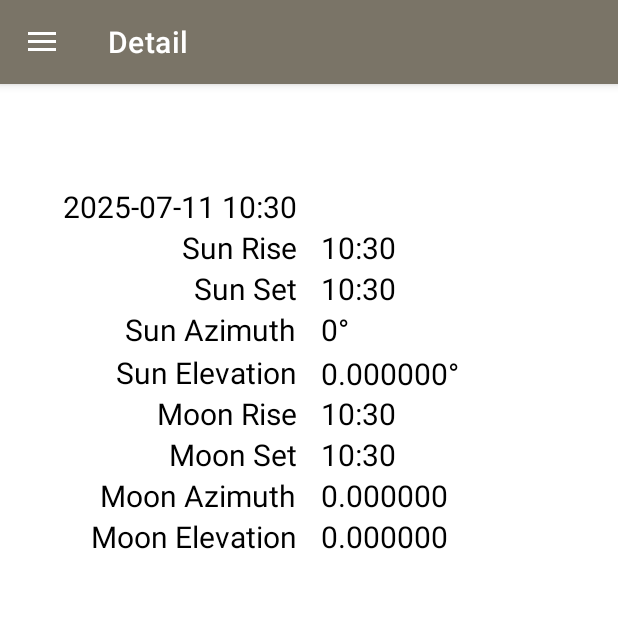
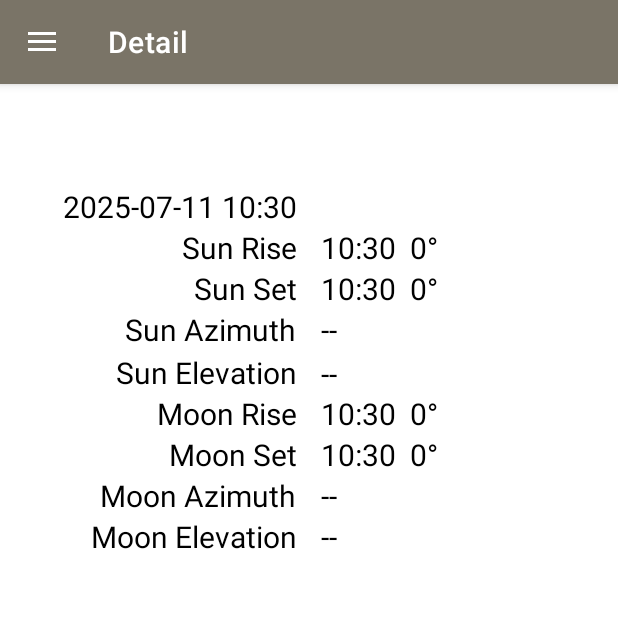
Before and after one commit to PhotoKevin/Natural-Light, an Android app: the screen it shows after launch (MainActivity), in the side drawer, after a tap on "Detail", on a phone screen of 412 x 824 dp, the top half of it. Run offline under Robolectric (Android 15) with nearby library versions, the phone set to English and light mode, and no system bars; our stand-ins replace androidx.preference, navigation-ui; libraries missing offline, so code that uses them is left out: com.github.luben.zstd, net.iakovlev.timeshape, org.apache.commons, org.osmdroid.api, org.osmdroid.config and 5 more; pictures from the network do not load; 61 statements that could not run were skipped.

Commit message:
Show the Sun/Moon Rise/Set Azimuths on the detail screen.

```diff
--- a/app/src/main/java/com/blackholeofphotography/naturallight/DisplayStatus.java
+++ b/app/src/main/java/com/blackholeofphotography/naturallight/DisplayStatus.java
@@ -30,9 +30,9 @@ public class DisplayStatus
    static AstroPosition mSunSetPosition = new AstroPosition (0, 0);
    static TopocentricPosition mMoonPosition = new TopocentricPosition (0, 0, 0, 0);
    static ZonedDateTime mMoonRise = ZonedDateTime.now ();
-   final static AstroPosition mMoonRisePosition = new AstroPosition (0, 0);
+   static AstroPosition mMoonRisePosition = new AstroPosition (0, 0);
    static ZonedDateTime mMoonSet = ZonedDateTime.now ();
-   final static AstroPosition mMoonSetPosition = new AstroPosition (0, 0);
+   static AstroPosition mMoonSetPosition = new AstroPosition (0, 0);
    private static double ZoomLevel;
    private static boolean mIsDirty = true;
    public  static int calculations = 0;
@@ -314,6 +314,9 @@ public class DisplayStatus
             mMoonRise = setHour (mTimeStamp, moonRiseSet.getRise ());
             mMoonSet = setHour (mTimeStamp, moonRiseSet.getSet ());
 
+            mMoonRisePosition = calculateMoonPosition (mMoonRise, mGeoPoint);
+            mMoonSetPosition = calculateMoonPosition (mMoonSet, mGeoPoint);
+
             mIsDirty = false;
             running = false;
 
--- a/app/src/main/java/com/blackholeofphotography/naturallight/ui/details/DetailFragment.java
+++ b/app/src/main/java/com/blackholeofphotography/naturallight/ui/details/DetailFragment.java
@@ -64,17 +64,33 @@ public class DetailFragment extends Fragment
 
       textDateTime.setText (DisplayStatus.getTimeStamp ().format (DateTimeFormatter.ofPattern ("yyyy-MM-dd HH:mm")));
       textTimeZone.setText (DisplayStatus.getDisplayZoneId ().toString ());
-      textSunAzimuth.setText (String.format ("%.0f°", DisplayStatus.getSunPosition ().getAzimuth ()));
-      textSunElevation.setText (String.format ("%f°", DisplayStatus.getSunPosition ().getElevation ()));
 
-      textSunRise.setText (DisplayStatus.getSunRise ().format (DateTimeFormatter.ofPattern ("HH:mm")));
-      textSunSet.setText (DisplayStatus.getSunSet ().format (DateTimeFormatter.ofPattern ("HH:mm")));
+      if (DisplayStatus.getSunPosition ().getElevation () > 0)
+      {
+         textSunAzimuth.setText (String.format ("%.0f°", DisplayStatus.getSunPosition ().getAzimuth ()));
+         textSunElevation.setText (String.format ("%.0f°", DisplayStatus.getSunPosition ().getElevation ()));
+      }
+      else
+      {
+         textSunAzimuth.setText ("--");
+         textSunElevation.setText ("--");
+      }
+      textSunRise.setText (String.format ("%s  %.0f°", DisplayStatus.getSunRise ().format (DateTimeFormatter.ofPattern ("HH:mm")), DisplayStatus.getSunRisePosition ().getAzimuth ()));
+      textSunSet.setText (String.format ("%s  %.0f°", DisplayStatus.getSunSet ().format (DateTimeFormatter.ofPattern ("HH:mm")), DisplayStatus.getSunSetPosition ().getAzimuth ()));
 
-      textMoonRise.setText (DisplayStatus.getMoonRise ().format (DateTimeFormatter.ofPattern ("HH:mm")));
-      textMoonSet.setText (DisplayStatus.getMoonSet ().format (DateTimeFormatter.ofPattern ("HH:mm")));
+      textMoonRise.setText (String.format ("%s  %.0f°", DisplayStatus.getMoonRise ().format (DateTimeFormatter.ofPattern ("HH:mm")), DisplayStatus.getMoonRisePosition ().getAzimuth ()));
+      textMoonSet.setText (String.format ("%s  %.0f°", DisplayStatus.getMoonSet ().format (DateTimeFormatter.ofPattern ("HH:mm")), DisplayStatus.getMoonSetPosition ().getAzimuth ()));
 
-      textMoonAzimuth.setText (String.format ("%f", DisplayStatus.getMoonPosition ().getAzimuth ()));
-      textMoonElevation.setText (String.format ("%f", DisplayStatus.getMoonPosition ().getElevation ()));
+      if (DisplayStatus.getMoonPosition ().getElevation () > 0)
+      {
+         textMoonAzimuth.setText (String.format ("%.0f°", DisplayStatus.getMoonPosition ().getAzimuth ()));
+         textMoonElevation.setText (String.format ("%.0f°", DisplayStatus.getMoonPosition ().getElevation ()));
+      }
+      else
+      {
+         textMoonAzimuth.setText ("--");
+         textMoonElevation.setText ("--");
+      }
    }
 
    @Override
```
Also changed, not shown: gradle/wrapper/gradle-wrapper.properties.
